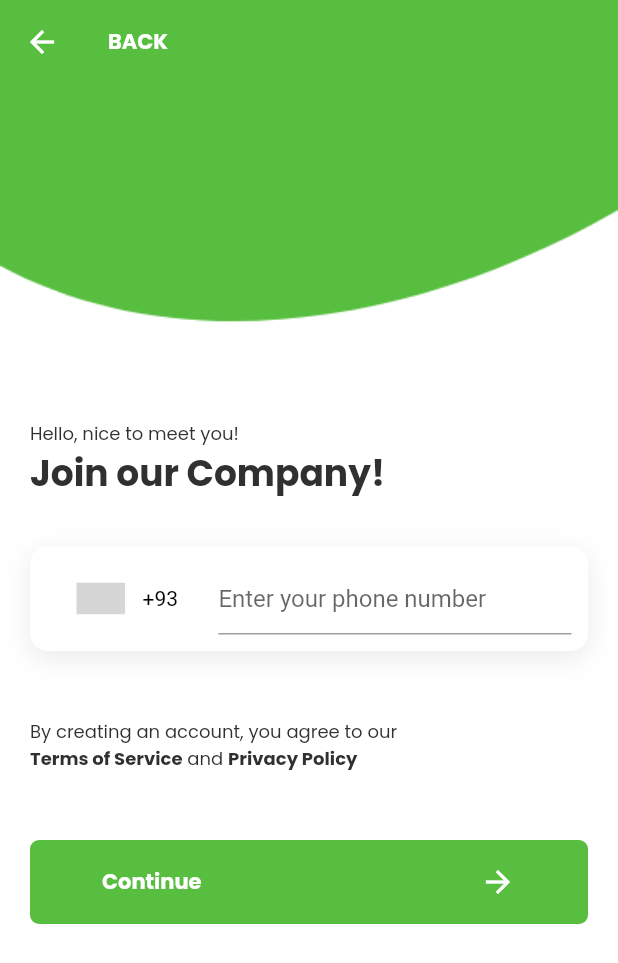
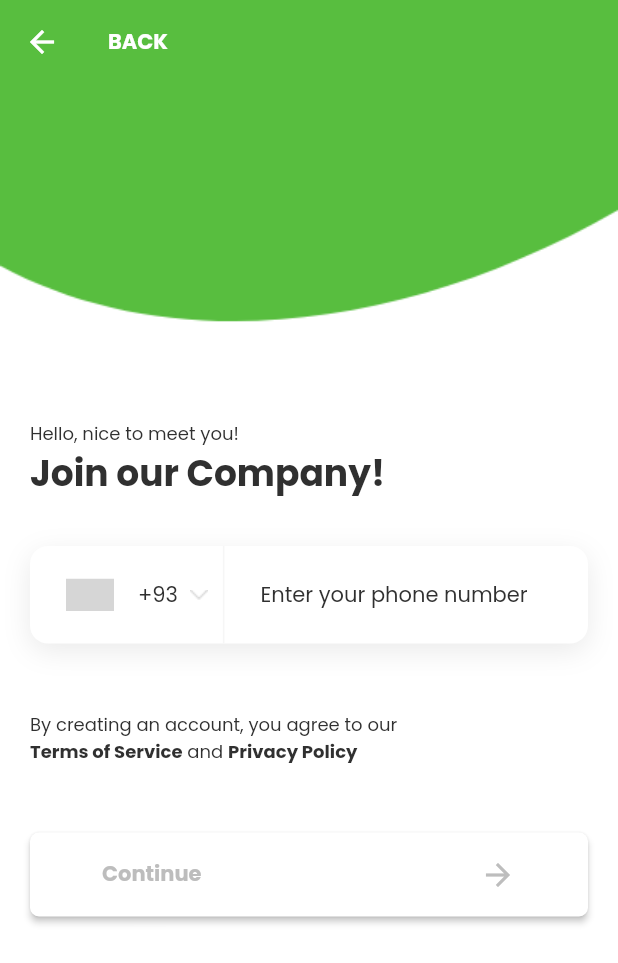
Before and after one commit to duchdtran/taxi_driver, a Flutter app: the screen it shows after launch, after a tap on "Or Create My Account", on a phone screen of 412 x 824 dp. Shown: the top 963 px of the screen. Run offline on Flutter 3.47's test engine with Material 2 defaults, Android fonts, the phone set to English and light mode, and no system bars; drawn by our look-alikes of country_code_picker, intl_phone_number_input; our stand-ins replace flutter_conditional_rendering, flutter_multi_formatter, flutter_rating_bar, pin_code_fields; grey boxes are pictures that could not be loaded.

Commit message:
Refs bug/1: edit some widget flow design

```diff
--- a/lib/views/resources/color.dart
+++ b/lib/views/resources/color.dart
@@ -14,4 +14,6 @@ class AppColors {
   static const  colorBunker = Color(0xFF24272B);
   static const  colorMatterhorn = Color(0xFF505050);
   static const  colorHawkesBlue2 = Color(0xFFD3DFEF);
+  static const  colorWhiteSmoke = Color(0xFFF6F6F6);
+  static const  colorLightGrey = Color(0xFFD6D6D6);
 }
--- a/lib/views/resources/images.dart
+++ b/lib/views/resources/images.dart
@@ -4,8 +4,9 @@ class AppImages {
   static const bg = 'assets/images/bg/bg.png';
 
   // icons
-  static const avatarNone = 'assets/images/icons/avatar_none.png';
-  static const camera = 'assets/images/icons/camera.png';
-  static const view = 'assets/images/icons/view.png';
-  static const masterCard = 'assets/images/icons/master_card.png';
+  static const icAvatarNone = 'assets/images/icons/avatar_none.png';
+  static const icCamera = 'assets/images/icons/camera.png';
+  static const icView = 'assets/images/icons/view.png';
+  static const icMasterCard = 'assets/images/icons/master_card.png';
+  static const icArrawDown = 'assets/images/icons/arrow_down.png';
 }
--- a/lib/views/screens/sign_up/bank_card/index.dart
+++ b/lib/views/screens/sign_up/bank_card/index.dart
@@ -70,7 +70,7 @@ class SignUpBankCardScreen extends StatelessWidget {
         ),
       ),
       icon: Image.asset(
-        AppImages.camera,
+        AppImages.icCamera,
         width: 22,
         height: 18,
       ),
--- a/lib/views/screens/sign_up/index.dart
+++ b/lib/views/screens/sign_up/index.dart
@@ -1,17 +1,29 @@
-import 'dart:developer';
-
 import 'package:flutter/cupertino.dart';
 import 'package:flutter/gestures.dart';
 import 'package:flutter/material.dart';
-import 'package:intl_phone_number_input/intl_phone_number_input.dart';
+import 'package:flutter_conditional_rendering/conditional.dart';
 
 import '../../resources/color.dart';
 import '../../resources/style.dart';
 import '../../routers/app_routers.dart';
 import '../../widgets/app_button.dart';
+import '../../widgets/phone_form_field.dart';
 import '../base/_index.dart';
 
-class SignUpScreen extends StatelessWidget {
+class SignUpScreen extends StatefulWidget {
+  @override
+  _SignUpScreenState createState() => _SignUpScreenState();
+}
+
+class _SignUpScreenState extends State<SignUpScreen> {
+  bool _isShowContinue;
+
+  @override
+  void initState() {
+    _isShowContinue = false;
+    super.initState();
+  }
+
   @override
   Widget build(BuildContext context) {
     return BaseScreen(
@@ -46,7 +58,8 @@ class SignUpScreen extends StatelessWidget {
 
   Widget _buildPhoneNumberFormField(BuildContext context) {
     return Container(
-      padding: const EdgeInsets.all(11),
+      height: 65,
+      // padding: const EdgeInsets.all/(11),
       decoration: BoxDecoration(
         color: AppColors.colorWhite,
         borderRadius: BorderRadius.circular(12),
@@ -58,25 +71,11 @@ class SignUpScreen extends StatelessWidget {
           ),
         ],
       ),
-      child: InternationalPhoneNumberInput(
-        onInputChanged: (number) {
-          log(number.phoneNumber);
-        },
-        onInputValidated: (value) {
-          log(value.toString());
-        },
-        selectorConfig: const SelectorConfig(
-          selectorType: PhoneInputSelectorType.BOTTOM_SHEET,
-        ),
-        hintText: 'Enter your phone number',
-        ignoreBlank: false,
-        autoValidateMode: AutovalidateMode.disabled,
-        selectorTextStyle: const TextStyle(color: Colors.black),
-        formatInput: false,
-        keyboardType:
-            const TextInputType.numberWithOptions(signed: true, decimal: true),
-        onSaved: (number) {
-          log('On Saved: $number');
+      child: PhoneFormField(
+        onFieldSubmitted: (phoneNumber) {
+          setState(() {
+            _isShowContinue = true;
+          });
         },
       ),
     );
@@ -104,9 +103,16 @@ class SignUpScreen extends StatelessWidget {
   }
 
   Widget _buildContinueButton(BuildContext context, {VoidCallback onPress}) {
-    return AppButton.icon(
-      label: 'Continue',
-      onPressed: onPress,
+    return Conditional.single(
+      context: context,
+      conditionBuilder: (_) => _isShowContinue,
+      widgetBuilder: (_) => AppButton.icon(
+        label: 'Continue',
+        onPressed: onPress,
+      ),
+      fallbackBuilder: (_) => AppButton.elevated(
+        label: 'Continue',
+      ),
     );
   }
 }
--- a/lib/views/widgets/app_button.dart
+++ b/lib/views/widgets/app_button.dart
@@ -54,7 +54,7 @@ class AppButton extends StatelessWidget {
 
   AppButton.elevated({
     @required this.label,
-    @required this.onPressed,
+    this.onPressed,
     Key key,
     this.backgroundColor = AppColors.colorWhite,
     this.padding = const EdgeInsets.symmetric(horizontal: 40, vertical: 8),
--- /dev/null
+++ b/lib/views/widgets/app_divider.dart
@@ -0,0 +1,42 @@
+import 'package:flutter/material.dart';
+import '../resources/color.dart';
+
+class AppDivider extends StatelessWidget {
+  const AppDivider({
+    Key key,
+    this.height = 1,
+    this.color = AppColors.colorWhiteSmoke,
+  }) : super(key: key);
+
+  final double height;
+  final Color color;
+
+  @override
+  Widget build(BuildContext context) {
+    return Container(
+      height: height,
+      width: double.infinity,
+      color: color,
+    );
+  }
+}
+
+class AppVerticalDivider extends StatelessWidget {
+  const AppVerticalDivider({
+    Key key,
+    this.width = 1,
+    this.color = AppColors.colorWhiteSmoke,
+  }) : super(key: key);
+
+  final double width;
+  final Color color;
+
+  @override
+  Widget build(BuildContext context) {
+    return Container(
+      width: width,
+      height: double.infinity,
+      color: color,
+    );
+  }
+}
--- a/lib/views/widgets/app_floating_action_button.dart
+++ b/lib/views/widgets/app_floating_action_button.dart
@@ -62,7 +62,7 @@ class AppFloatingActionButtonArrowForward extends StatelessWidget {
       : super(key: key);
 
   const AppFloatingActionButtonArrowForward.inactive({
-    @required this.onPressed,
+    this.onPressed,
     Key key,
     this.width = 50,
     this.height = 50,
--- a/lib/views/widgets/credit_card_widget.dart
+++ b/lib/views/widgets/credit_card_widget.dart
@@ -59,7 +59,7 @@ class CreditCardWidget extends StatelessWidget {
 
   Widget _buildImageCard(BuildContext context) {
     return Image.asset(
-      AppImages.masterCard,
+      AppImages.icMasterCard,
       width: 31,
       height: 19,
     );
--- /dev/null
+++ b/lib/views/widgets/phone_form_field.dart
@@ -0,0 +1,41 @@
+import 'package:country_code_picker/country_code_picker.dart';
+import 'package:flutter/material.dart';
+import '../resources/images.dart';
+import '../resources/style.dart';
+import 'app_divider.dart';
+
+class PhoneFormField extends StatelessWidget {
+  const PhoneFormField({Key key, this.onFieldSubmitted}) : super(key: key);
+
+  final Function(String) onFieldSubmitted;
+
+  @override
+  Widget build(BuildContext context) {
+    return Row(
+      children: [
+        CountryCodePicker(
+          onChanged: print,
+          textStyle: AppStyles.stylePoppinsRegular14,
+          searchStyle: AppStyles.stylePoppinsRegular14,
+          dialogTextStyle: AppStyles.stylePoppinsRegular14,
+          padding: EdgeInsets.zero,
+        ),
+        Image.asset(AppImages.icArrawDown),
+        const SizedBox(width: 10),
+        const AppVerticalDivider(),
+        const SizedBox(width: 24),
+        Flexible(
+          child: TextFormField(
+            keyboardType: TextInputType.phone,
+            decoration: const InputDecoration(
+              hintText: 'Enter your phone number',
+              hintStyle: AppStyles.stylePoppinsRegular14,
+              border: InputBorder.none,
+            ),
+            onFieldSubmitted: onFieldSubmitted,
+          ),
+        ),
+      ],
+    );
+  }
+}
--- a/pubspec.yaml
+++ b/pubspec.yaml
@@ -26,11 +26,13 @@ dependencies:
 
   flutter_rating_bar: ^4.0.0
 
-  intl_phone_number_input: ^0.7.0+1
+  country_code_picker: ^2.0.1
 
   pin_code_fields: ^7.0.0
 
   flutter_multi_formatter: ^2.0.2
+
+  flutter_conditional_rendering: ^2.0.0
 
   # The following adds the Cupertino Icons font to your application.
   # Use with the CupertinoIcons class for iOS style icons.
```
Also changed, not shown: lib/views/screens/sign_in/index.dart (+41 -3 lines), lib/views/screens/sign_up/otp/components/pin_view.dart (+20 -14 lines), lib/views/screens/sign_up/otp/index.dart (+40 -4 lines), lib/views/screens/sign_up/personal/index.dart (+100 -8 lines), lib/views/widgets/app_text_form_field.dart (+13 -7 lines), assets/images/icons/arrow_down.png (added), pubspec.lock.
